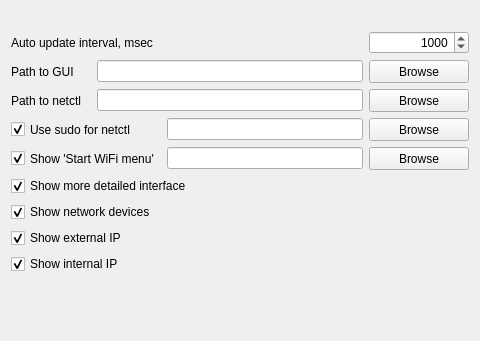
arcan1s/netctl-gui, file sources/plasmoid/widget.ui: the form before one commit.
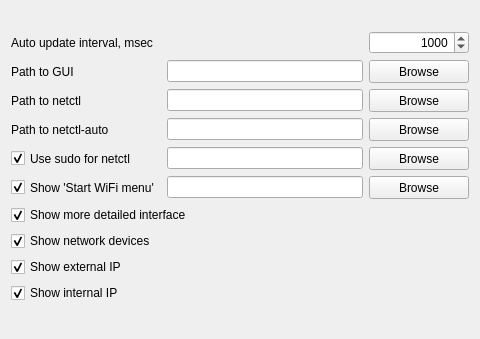
The form after the commit.

Commit message: add support of netctl-auto to plasmoid and dataengine

The edit to the form file:
```diff
--- a/sources/plasmoid/widget.ui
+++ b/sources/plasmoid/widget.ui
@@ -7,7 +7,7 @@
     <x>0</x>
     <y>0</y>
     <width>480</width>
-    <height>341</height>
+    <height>339</height>
    </rect>
   </property>
   <property name="minimumSize">
@@ -19,8 +19,8 @@
   <property name="windowTitle">
    <string notr="true">Configuration Window</string>
   </property>
-  <layout class="QGridLayout" name="gridLayout">
-   <item row="0" column="0">
+  <layout class="QVBoxLayout" name="verticalLayout">
+   <item>
     <widget class="QLabel" name="label_info">
      <property name="text">
       <string/>
@@ -30,106 +30,7 @@
      </property>
     </widget>
    </item>
-   <item row="7" column="0">
-    <widget class="QCheckBox" name="checkBox_showNetDev">
-     <property name="text">
-      <string>Show network devices</string>
-     </property>
-     <property name="checked">
-      <bool>true</bool>
-     </property>
-    </widget>
-   </item>
-   <item row="5" column="0">
-    <layout class="QHBoxLayout" name="layout_wifi">
-     <item>
-      <widget class="QCheckBox" name="checkBox_wifi">
-       <property name="minimumSize">
-        <size>
-         <width>150</width>
-         <height>23</height>
-        </size>
-       </property>
-       <property name="text">
-        <string>Show 'Start WiFi menu'</string>
-       </property>
-       <property name="checked">
-        <bool>true</bool>
-       </property>
-      </widget>
-     </item>
-     <item>
-      <widget class="QLineEdit" name="lineEdit_wifi"/>
-     </item>
-     <item>
-      <widget class="QPushButton" name="pushButton_wifi">
-       <property name="minimumSize">
-        <size>
-         <width>100</width>
-         <height>23</height>
-        </size>
-       </property>
-       <property name="text">
-        <string>Browse</string>
-       </property>
-      </widget>
-     </item>
-    </layout>
-   </item>
-   <item row="6" column="0">
-    <widget class="QCheckBox" name="checkBox_showBigInterface">
-     <property name="text">
-      <string>Show more detailed interface</string>
-     </property>
-     <property name="checked">
-      <bool>true</bool>
-     </property>
-    </widget>
-   </item>
-   <item row="9" column="0">
-    <widget class="QCheckBox" name="checkBox_showIntIp">
-     <property name="text">
-      <string>Show internal IP</string>
-     </property>
-     <property name="checked">
-      <bool>true</bool>
-     </property>
-    </widget>
-   </item>
-   <item row="2" column="0">
-    <layout class="QHBoxLayout" name="layout_gui">
-     <item>
-      <widget class="QLabel" name="label_gui">
-       <property name="minimumSize">
-        <size>
-         <width>80</width>
-         <height>23</height>
-        </size>
-       </property>
-       <property name="text">
-        <string>Path to GUI</string>
-       </property>
-      </widget>
-     </item>
-     <item>
-      <widget class="QLineEdit" name="lineEdit_gui"/>
-     </item>
-     <item>
-      <widget class="QPushButton" name="pushButton_gui">
-       <property name="minimumSize">
-        <size>
-         <width>100</width>
-         <height>23</height>
-        </size>
-       </property>
-       <property name="text">
-        <string>Browse</string>
-       </property>
-      </widget>
-     </item>
-    </layout>
-   </item>
-   <item row="1" column="0">
+   <item>
     <layout class="QHBoxLayout" name="layout_autoUpdate">
      <item>
       <widget class="QLabel" name="label_autoUpdate">
@@ -187,23 +88,46 @@
      </item>
     </layout>
    </item>
-   <item row="8" column="0">
-    <widget class="QCheckBox" name="checkBox_showExtIp">
-     <property name="text">
-      <string>Show external IP</string>
-     </property>
-     <property name="checked">
-      <bool>true</bool>
-     </property>
-    </widget>
+   <item>
+    <layout class="QHBoxLayout" name="layout_gui">
+     <item>
+      <widget class="QLabel" name="label_gui">
+       <property name="minimumSize">
+        <size>
+         <width>150</width>
+         <height>23</height>
+        </size>
+       </property>
+       <property name="text">
+        <string>Path to GUI</string>
+       </property>
+      </widget>
+     </item>
+     <item>
+      <widget class="QLineEdit" name="lineEdit_gui"/>
+     </item>
+     <item>
+      <widget class="QPushButton" name="pushButton_gui">
+       <property name="minimumSize">
+        <size>
+         <width>100</width>
+         <height>23</height>
+        </size>
+       </property>
+       <property name="text">
+        <string>Browse</string>
+       </property>
+      </widget>
+     </item>
+    </layout>
    </item>
-   <item row="3" column="0">
+   <item>
     <layout class="QHBoxLayout" name="layout_netctl">
      <item>
       <widget class="QLabel" name="label_netctl">
        <property name="minimumSize">
         <size>
-         <width>80</width>
+         <width>150</width>
          <height>23</height>
         </size>
        </property>
@@ -230,7 +154,40 @@
      </item>
     </layout>
    </item>
-   <item row="4" column="0">
+   <item>
+    <layout class="QHBoxLayout" name="layout_netctlAuto">
+     <item>
+      <widget class="QLabel" name="label_netctlAuto">
+       <property name="minimumSize">
+        <size>
+         <width>150</width>
+         <height>23</height>
+        </size>
+       </property>
+       <property name="text">
+        <string>Path to netctl-auto</string>
+       </property>
+      </widget>
+     </item>
+     <item>
+      <widget class="QLineEdit" name="lineEdit_netctlAuto"/>
+     </item>
+     <item>
+      <widget class="QPushButton" name="pushButton_netctlAuto">
+       <property name="minimumSize">
+        <size>
+         <width>100</width>
+         <height>23</height>
+        </size>
+       </property>
+       <property name="text">
+        <string>Browse</string>
+       </property>
+      </widget>
+     </item>
+    </layout>
+   </item>
+   <item>
     <layout class="QHBoxLayout" name="layout_sudo">
      <item>
       <widget class="QCheckBox" name="checkBox_sudo">
@@ -266,7 +223,83 @@
      </item>
     </layout>
    </item>
-   <item row="10" column="0">
+   <item>
+    <layout class="QHBoxLayout" name="layout_wifi">
+     <item>
+      <widget class="QCheckBox" name="checkBox_wifi">
+       <property name="minimumSize">
+        <size>
+         <width>150</width>
+         <height>23</height>
+        </size>
+       </property>
+       <property name="text">
+        <string>Show 'Start WiFi menu'</string>
+       </property>
+       <property name="checked">
+        <bool>true</bool>
+       </property>
+      </widget>
+     </item>
+     <item>
+      <widget class="QLineEdit" name="lineEdit_wifi"/>
+     </item>
+     <item>
+      <widget class="QPushButton" name="pushButton_wifi">
+       <property name="minimumSize">
+        <size>
+         <width>100</width>
+         <height>23</height>
+        </size>
+       </property>
+       <property name="text">
+        <string>Browse</string>
+       </property>
+      </widget>
+     </item>
+    </layout>
+   </item>
+   <item>
+    <widget class="QCheckBox" name="checkBox_showBigInterface">
+     <property name="text">
+      <string>Show more detailed interface</string>
+     </property>
+     <property name="checked">
+      <bool>true</bool>
+     </property>
+    </widget>
+   </item>
+   <item>
+    <widget class="QCheckBox" name="checkBox_showNetDev">
+     <property name="text">
+      <string>Show network devices</string>
+     </property>
+     <property name="checked">
+      <bool>true</bool>
+     </property>
+    </widget>
+   </item>
+   <item>
+    <widget class="QCheckBox" name="checkBox_showExtIp">
+     <property name="text">
+      <string>Show external IP</string>
+     </property>
+     <property name="checked">
+      <bool>true</bool>
+     </property>
+    </widget>
+   </item>
+   <item>
+    <widget class="QCheckBox" name="checkBox_showIntIp">
+     <property name="text">
+      <string>Show internal IP</string>
+     </property>
+     <property name="checked">
+      <bool>true</bool>
+     </property>
+    </widget>
+   </item>
+   <item>
     <spacer name="verticalSpacer_configuration">
      <property name="orientation">
       <enum>Qt::Vertical</enum>
```
The commit also changes 9 other files.
